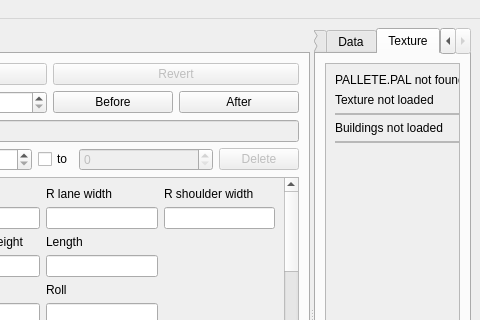
Zizin13/Roller, file TrackEditor/MainWindow.ui: the form before one commit; both pictures show x 219 to 699 and y 0 to 320 of the 699 by 637 pixel window.
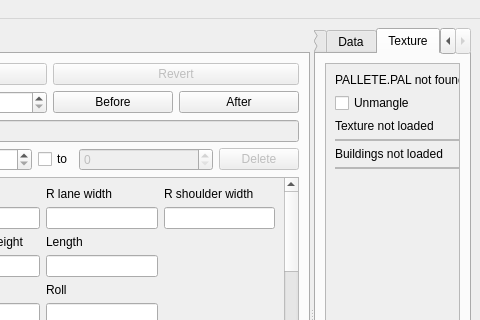
The form after the commit. The open tabs and pages were chosen to show the change. Icons and pictures are not drawn.

Commit message: adding unmangle checkbox to texture page

```diff
--- a/TrackEditor/MainWindow.ui
+++ b/TrackEditor/MainWindow.ui
@@ -2141,6 +2141,13 @@
                </property>
               </widget>
              </item>
+             <item>
+              <widget class="QCheckBox" name="ckUnmangleTextures">
+               <property name="text">
+                <string>Unmangle</string>
+               </property>
+              </widget>
+             </item>
              <item>
               <widget class="QLabel" name="lblTextureLoaded">
                <property name="text">
```
Left out of the diff: 6 changed lines with no effect on the pictures. The commit also changes 3 other files.
